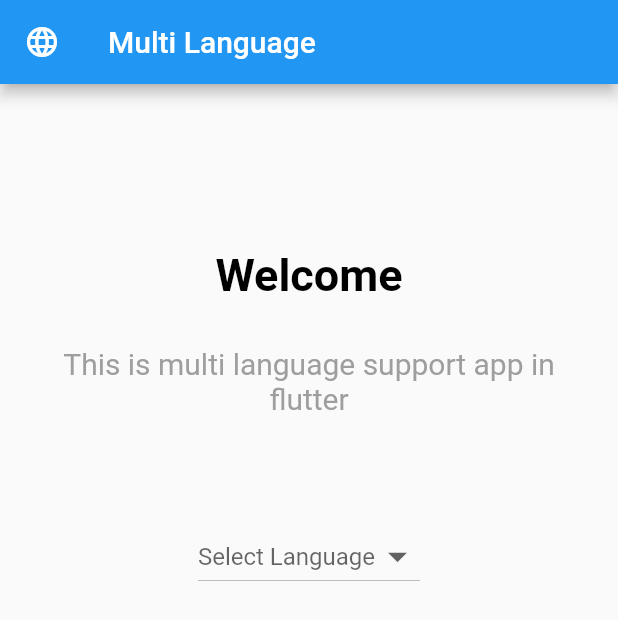
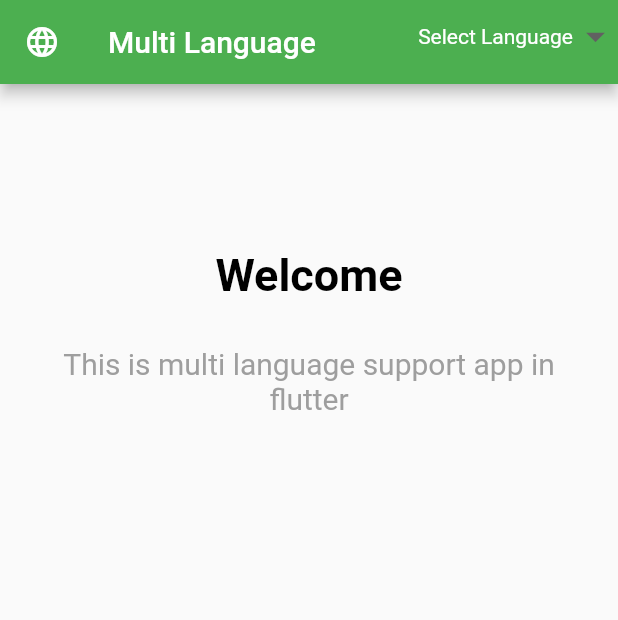
Before and after one commit to mostafijurrm/Multi-Language-Support-in-Flutter, a Flutter app: the screen it shows after launch, on a phone screen of 412 x 824 dp. Shown: the top 620 px of the screen. Run offline on Flutter 3.47's test engine with Material 2 defaults, Android fonts, the phone set to English and light mode, and no system bars; our stand-ins replace shared_preferences.

Commit message:
text color changed

```diff
--- a/lib/main.dart
+++ b/lib/main.dart
@@ -52,6 +52,9 @@ class _MyAppState extends State<MyApp> {
       title: 'Multi Language',
       debugShowCheckedModeBanner: false,
       locale: _locale,
+      theme: ThemeData(
+        primaryColor: Colors.green
+      ),
       home: HomeScreen(),
       supportedLocales: [
         Locale('en', ''),
--- a/lib/screens/home_screen.dart
+++ b/lib/screens/home_screen.dart
@@ -20,6 +20,9 @@ class HomeScreenState extends State<HomeScreen> {
           title: Text(Languages
               .of(context)
               .appName),
+          actions: [
+            _createLanguageDropDown()
+          ],
         ),
         body: Container(
           margin: EdgeInsets.all(30),
@@ -52,7 +55,7 @@ class HomeScreenState extends State<HomeScreen> {
                 SizedBox(
                   height: 70,
                 ),
-                _createLanguageDropDown()
+                //_createLanguageDropDown()
               ],
             ),
           ),
@@ -62,9 +65,16 @@ class HomeScreenState extends State<HomeScreen> {
   _createLanguageDropDown() {
     return DropdownButton<LanguageData>(
       iconSize: 30,
-      hint: Text(Languages
-          .of(context)
-          .selectLanguage),
+      underline: Container(),
+      hint: Text(
+          Languages.of(context).selectLanguage,
+        style: TextStyle(
+          color: Colors.white
+        ),
+      ),
+      style: TextStyle(
+        color: Colors.black
+      ),
       onChanged: (LanguageData language) {
         changeLanguage(context, language.languageCode);
       },
```
